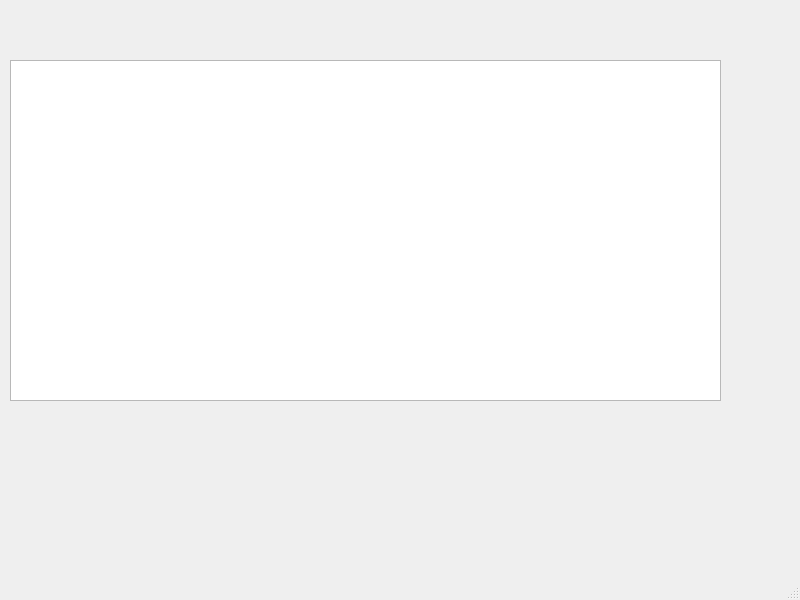
The window that main.ui (maks0nch1k/coffee) describes before a commit, drawn with Qt 5.
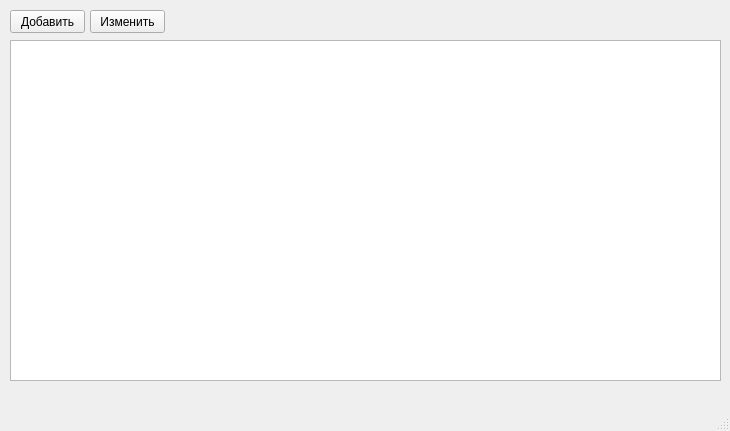
The same window after the commit.

Commit message: Капучино

```diff
--- a/main.ui
+++ b/main.ui
@@ -6,8 +6,8 @@
    <rect>
     <x>0</x>
     <y>0</y>
-    <width>800</width>
-    <height>600</height>
+    <width>730</width>
+    <height>431</height>
    </rect>
   </property>
   <property name="windowTitle">
@@ -18,12 +18,38 @@
     <property name="geometry">
      <rect>
       <x>10</x>
-      <y>60</y>
+      <y>40</y>
       <width>711</width>
       <height>341</height>
      </rect>
     </property>
    </widget>
+   <widget class="QPushButton" name="pushButton">
+    <property name="geometry">
+     <rect>
+      <x>10</x>
+      <y>10</y>
+      <width>75</width>
+      <height>23</height>
+     </rect>
+    </property>
+    <property name="text">
+     <string>Добавить</string>
+    </property>
+   </widget>
+   <widget class="QPushButton" name="pushButton_2">
+    <property name="geometry">
+     <rect>
+      <x>90</x>
+      <y>10</y>
+      <width>75</width>
+      <height>23</height>
+     </rect>
+    </property>
+    <property name="text">
+     <string>Изменить</string>
+    </property>
+   </widget>
   </widget>
   <widget class="QMenuBar" name="menubar">
    <property name="geometry">
```
Left out of the diff: 2 changed lines with no effect on the pictures. The commit also changes 2 other files.
